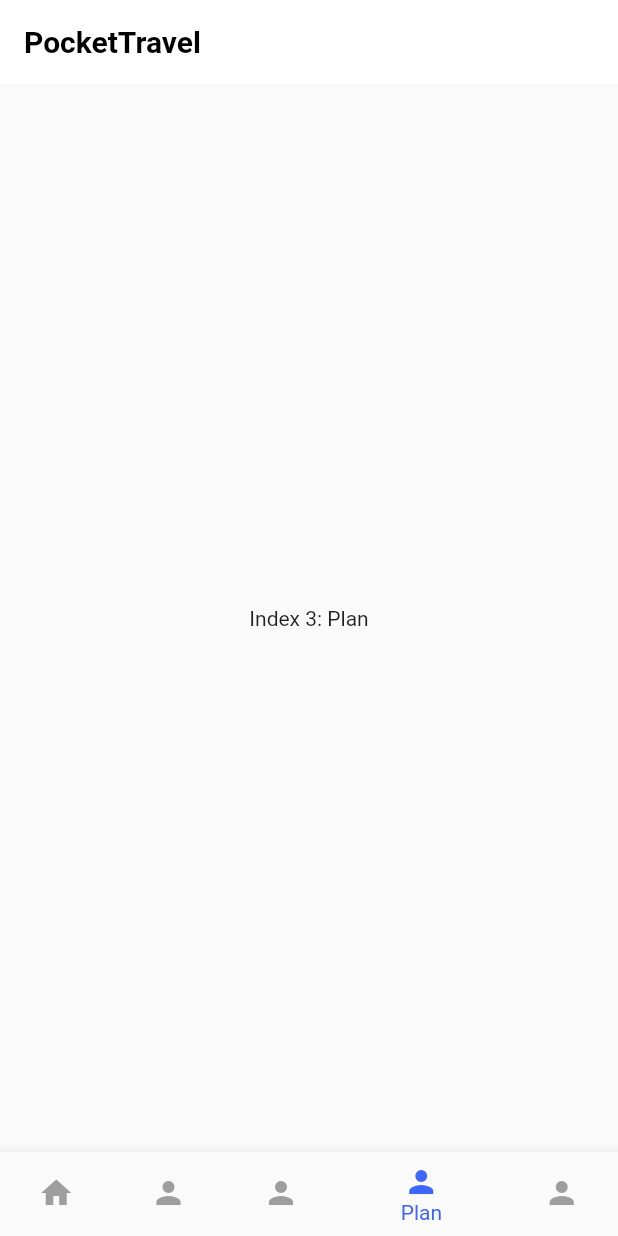
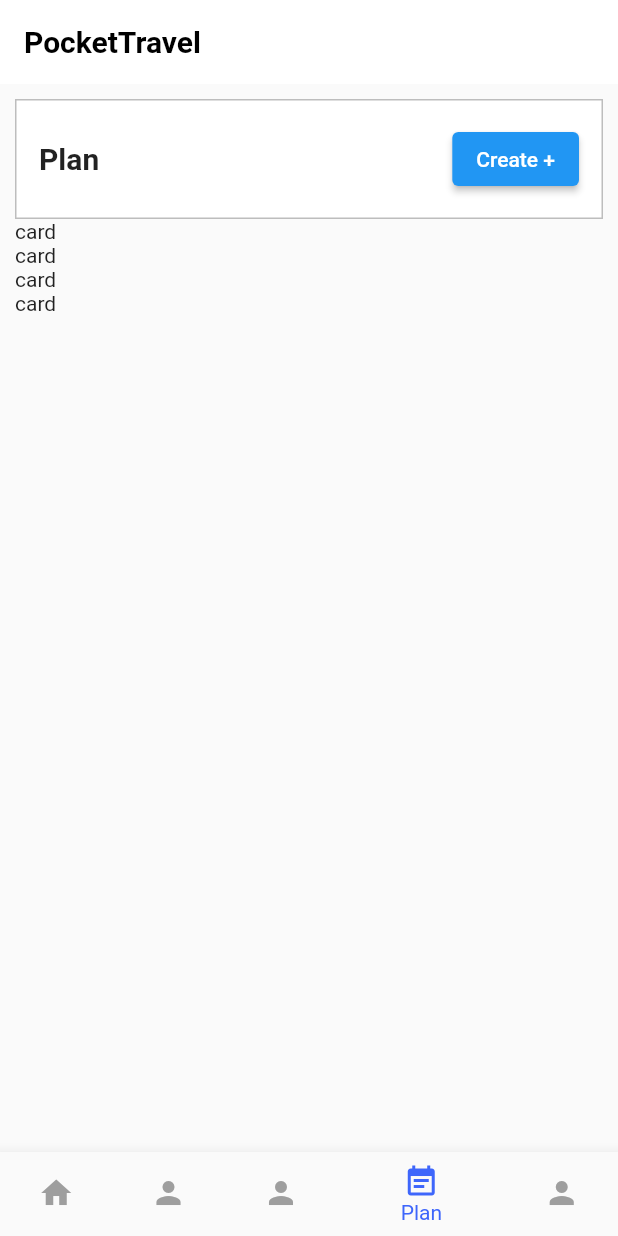
Before and after one commit to tsaqifammar/pocket-travel-mobile, a Flutter app: the HomePageAfterLogin screen opened directly, item 4 of the bottom bar chosen, on a phone screen of 412 x 824 dp. Run offline on Flutter 3.47's test engine with Material 2 defaults, Android fonts, the phone set to English and light mode, and no system bars; our stand-ins replace flutter_login; missing offline and left inert: animate_navigator_transition_do, scale_button.

Commit message:
add plan page setup

```diff
--- a/lib/screens/home_page_after_login.dart
+++ b/lib/screens/home_page_after_login.dart
@@ -1,4 +1,5 @@
 import 'package:flutter/material.dart';
+import 'package:pocket_travel_mobile/screens/plan_page.dart';
 import 'package:pocket_travel_mobile/widgets/logout_button.dart';
 
 class HomePageAfterLogin extends StatefulWidget {
@@ -33,11 +34,7 @@ class _HomePageAfterLoginState extends State<HomePageAfterLogin> {
         'Index 2: Checklist',
       ),
     ),
-    Center(
-      child: Text(
-        'Index 3: Plan',
-      ),
-    ),
+    PlanPage(),
     Center(child: LogoutButton())
   ];
 
@@ -67,7 +64,7 @@ class _HomePageAfterLoginState extends State<HomePageAfterLogin> {
             label: 'Checklist',
           ),
           BottomNavigationBarItem(
-            icon: Icon(Icons.person),
+            icon: Icon(Icons.event_note),
             label: 'Plan',
           ),
           BottomNavigationBarItem(
--- /dev/null
+++ b/lib/screens/plan_page.dart
@@ -0,0 +1,28 @@
+import 'package:flutter/material.dart';
+import 'package:pocket_travel_mobile/widgets/plan_card.dart';
+import 'package:pocket_travel_mobile/widgets/plan_header.dart';
+
+class PlanPage extends StatefulWidget {
+  const PlanPage({Key? key}) : super(key: key);
+
+  @override
+  State<PlanPage> createState() => _PlanPageState();
+}
+
+class _PlanPageState extends State<PlanPage> {
+  @override
+  Widget build(BuildContext context) {
+    return Scaffold(
+      body: Container(
+        margin: const EdgeInsets.all(10),
+        child: ListView.builder(
+          itemCount: 5, // fetch plan data, and use planData.length + 1
+          itemBuilder: (context, index) {
+            if (index == 0) return const PlanHeader();
+            return PlanCard();
+          },
+        ),
+      ),
+    );
+  }
+}
--- /dev/null
+++ b/lib/widgets/plan_card.dart
@@ -0,0 +1,15 @@
+import 'package:flutter/material.dart';
+
+class PlanCard extends StatefulWidget {
+  const PlanCard({Key? key}) : super(key: key);
+
+  @override
+  State<PlanCard> createState() => _PlanCardState();
+}
+
+class _PlanCardState extends State<PlanCard> {
+  @override
+  Widget build(BuildContext context) {
+    return const Text('card');
+  }
+}
--- /dev/null
+++ b/lib/widgets/plan_header.dart
@@ -0,0 +1,28 @@
+import 'package:flutter/material.dart';
+
+class PlanHeader extends StatelessWidget {
+  const PlanHeader({Key? key}) : super(key: key);
+
+  @override
+  Widget build(BuildContext context) {
+    return Container(
+      padding: const EdgeInsets.all(15),
+      decoration: BoxDecoration(
+        border: Border.all(width: 1, color: Colors.grey.shade400),
+        color: Colors.white
+      ),
+      child: Row(
+        mainAxisAlignment: MainAxisAlignment.spaceBetween,
+        children: [
+          const Text('Plan', style: TextStyle(fontWeight: FontWeight.bold, fontSize: 20)),
+          ElevatedButton(
+            onPressed: () {
+              print('hello');
+            },
+            child: const Text('Create +')
+          ),
+        ],
+      ),
+    );
+  }
+}
```
